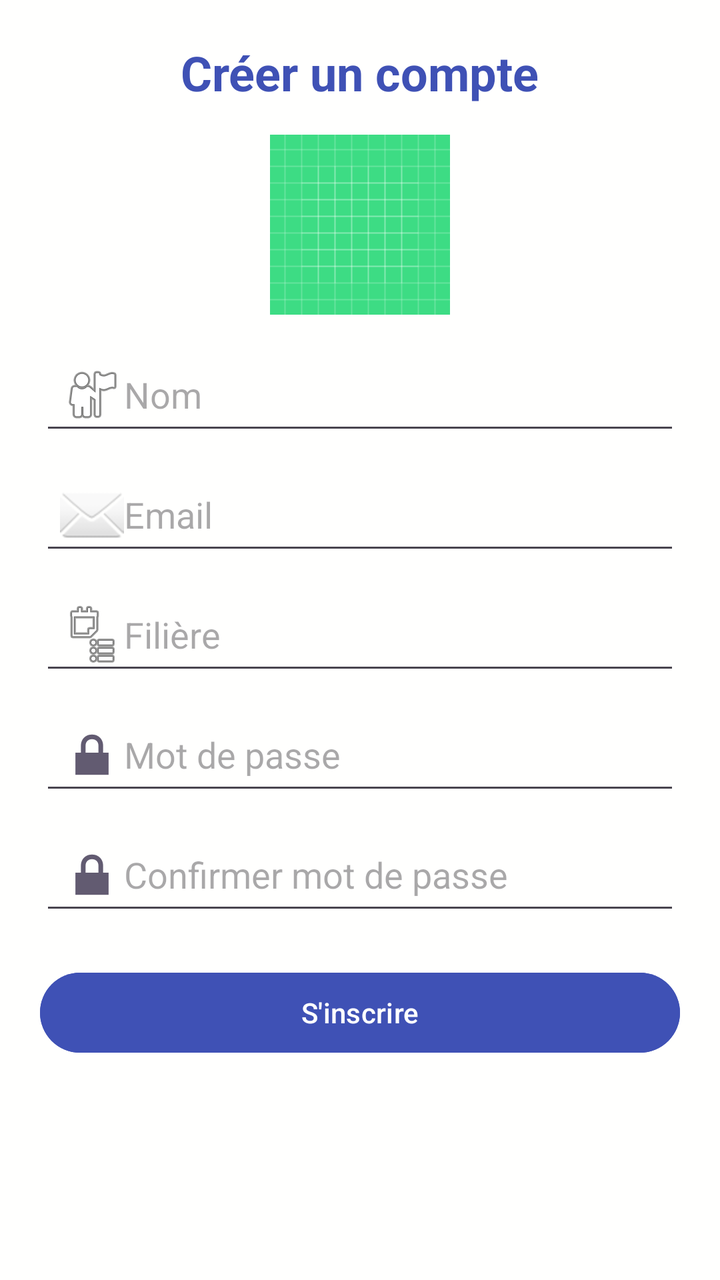
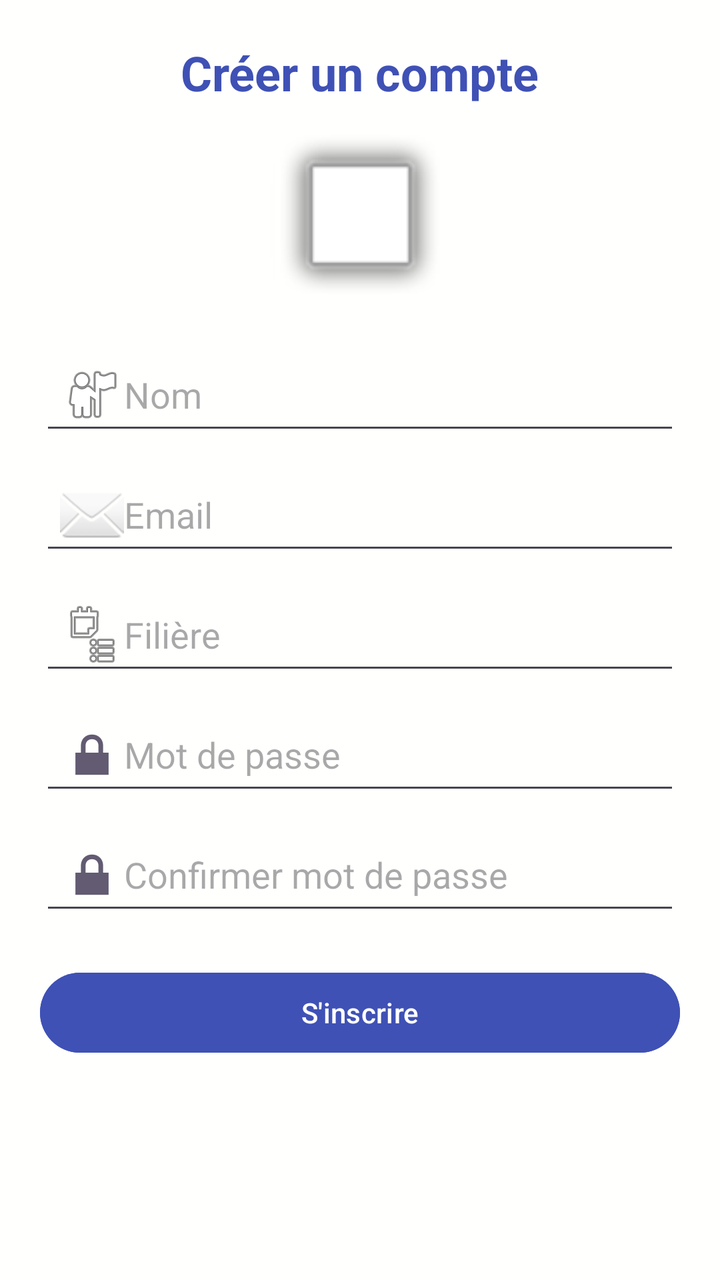

An Android layout rendered at two revisions. The XML below is the earlier revision; the diff shows what the commit changed to produce the second picture.
<!-- AndroidManifest.xml: activity theme Theme.EvenementsEtudiants -->
<!-- res/layout/activity_register.xml -->
<?xml version="1.0" encoding="utf-8"?>
<LinearLayout xmlns:android="http://schemas.android.com/apk/res/android"
    android:layout_width="match_parent"
    android:layout_height="wrap_content"
    android:background="#FFFFFE"
    android:orientation="vertical"
    android:padding="20dp">

    
    <TextView
        android:layout_width="wrap_content"
        android:layout_height="wrap_content"
        android:layout_gravity="center"
        android:text="Créer un compte"
        android:textColor="#3F51B5"
        android:textSize="24sp"
        android:textStyle="bold" />

    
    <ImageView
        android:id="@+id/imageView"
        android:layout_width="90dp"
        android:layout_height="90dp"
        android:layout_gravity="center"
        android:layout_marginTop="15dp"
        android:clickable="true"
        android:focusable="true"
        android:src="@drawable/ic_launcher_background" />

    
    <EditText
        android:id="@+id/name"
        android:layout_width="match_parent"
        android:layout_height="50dp"
        android:layout_marginTop="15dp"
        android:drawableStart="@android:drawable/ic_menu_myplaces"
        android:hint="Nom"
        android:padding="10dp" />

    
    <EditText
        android:id="@+id/email"
        android:layout_width="match_parent"
        android:layout_height="50dp"
        android:layout_marginTop="10dp"
        android:drawableStart="@android:drawable/ic_dialog_email"
        android:hint="Email"
        android:padding="10dp" />

    
    <EditText
        android:id="@+id/filiere"
        android:layout_width="match_parent"
        android:layout_height="50dp"
        android:layout_marginTop="10dp"
        android:drawableStart="@android:drawable/ic_menu_agenda"
        android:hint="Filière"
        android:padding="10dp" />

    
    <EditText
        android:id="@+id/password"
        android:layout_width="match_parent"
        android:layout_height="50dp"
        android:layout_marginTop="10dp"
        android:drawableStart="@android:drawable/ic_lock_lock"
        android:hint="Mot de passe"
        android:inputType="textPassword"
        android:padding="10dp" />

    
    <EditText
        android:id="@+id/confirmPassword"
        android:layout_width="match_parent"
        android:layout_height="50dp"
        android:layout_marginTop="10dp"
        android:drawableStart="@android:drawable/ic_lock_lock"
        android:hint="Confirmer mot de passe"
        android:inputType="textPassword"
        android:padding="10dp" />

    
    <Button
        android:id="@+id/registerBtn"
        android:layout_width="match_parent"
        android:layout_height="wrap_content"
        android:layout_marginTop="20dp"
        android:backgroundTint="#3F51B5"
        android:text="S'inscrire"
        android:textColor="#FFFFFF" />

</LinearLayout>
<!-- resources referenced by this layout -->
<resources>
  <!-- drawable ic_launcher_background: vector/xml drawable (drawable, 4866 chars, omitted) -->
  <style name="Theme.EvenementsEtudiants" parent="Base.Theme.EvenementsEtudiants" />
  <style name="Base.Theme.EvenementsEtudiants" parent="Theme.Material3.DayNight.NoActionBar">
          
          
      </style>
</resources>

<!-- the commit's change to res/layout/activity_register.xml (unified diff, before → after) -->
@@ -1,7 +1,7 @@
 <?xml version="1.0" encoding="utf-8"?>
 <LinearLayout xmlns:android="http://schemas.android.com/apk/res/android"
     android:layout_width="match_parent"
-    android:layout_height="wrap_content"
+    android:layout_height="match_parent"
     android:background="#FFFFFE"
     android:orientation="vertical"
     android:padding="20dp">
@@ -16,7 +16,7 @@
         android:textSize="24sp"
         android:textStyle="bold" />
 
-    
+
     <ImageView
         android:id="@+id/imageView"
         android:layout_width="90dp"
@@ -25,7 +25,7 @@
         android:layout_marginTop="15dp"
         android:clickable="true"
         android:focusable="true"
-        android:src="@drawable/ic_launcher_background" />
+        android:src="@android:drawable/alert_light_frame" />
 
     
     <EditText
<!-- resource entries referenced after the edit -->
@@ -1,6 +1,5 @@
 <!-- resources referenced by this layout -->
 <resources>
-  <!-- drawable ic_launcher_background: vector/xml drawable (drawable, 4866 chars, omitted) -->
   <style name="Theme.EvenementsEtudiants" parent="Base.Theme.EvenementsEtudiants" />
   <style name="Base.Theme.EvenementsEtudiants" parent="Theme.Material3.DayNight.NoActionBar">
           
